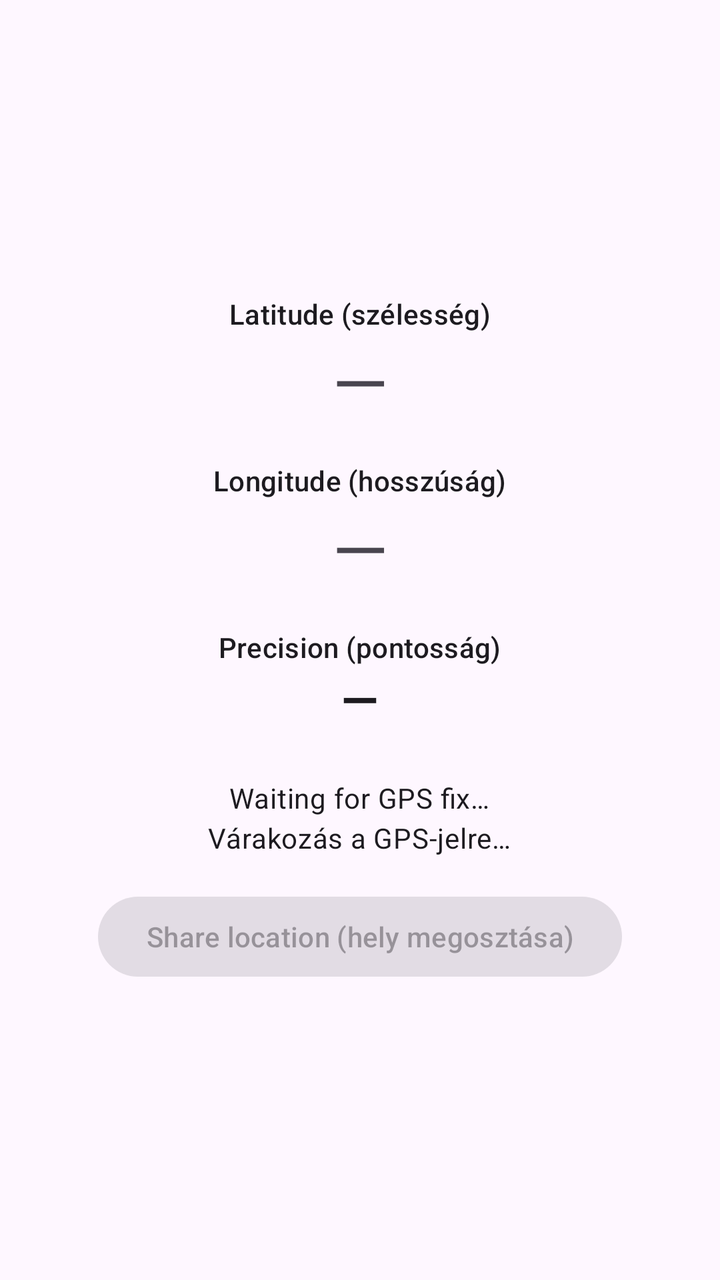
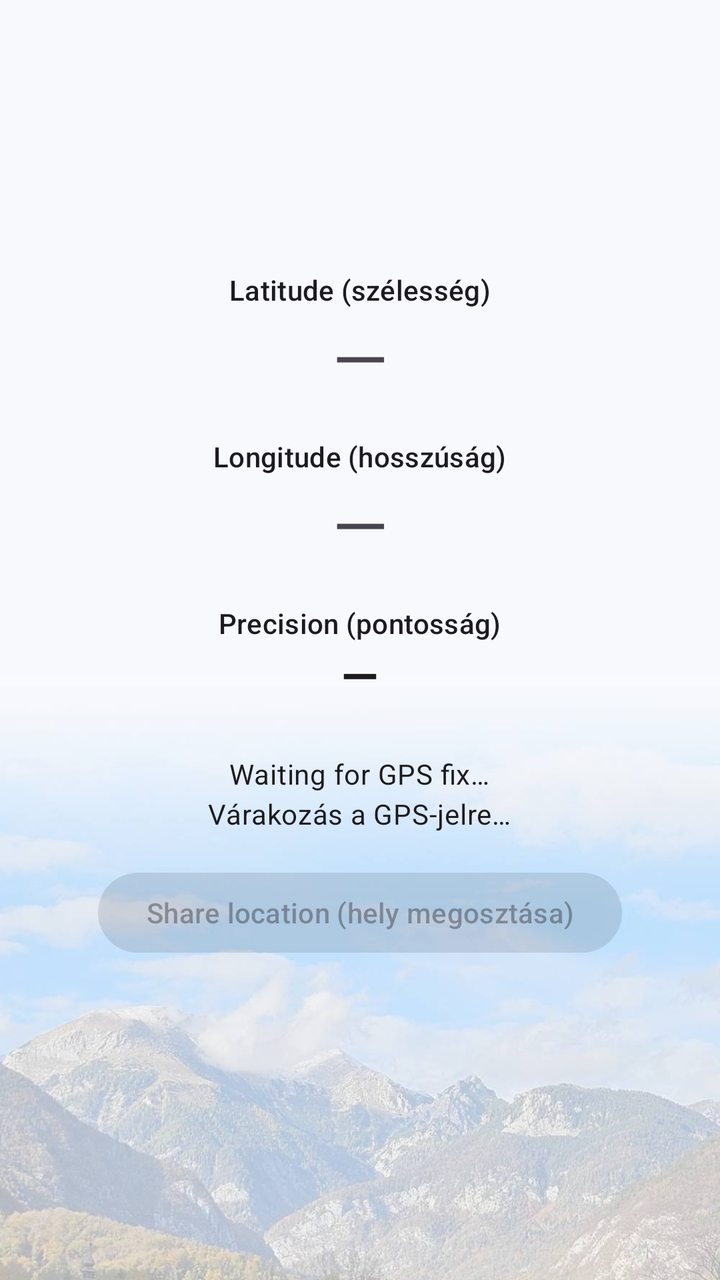

The first picture is an Android layout as it rendered before a commit; the second is the same layout after the commit. The layout source and the unified diff follow.
<!-- AndroidManifest.xml: application theme Theme.MyLocation -->
<!-- res/layout/activity_main.xml -->
<?xml version="1.0" encoding="utf-8"?>
<FrameLayout xmlns:android="http://schemas.android.com/apk/res/android"
    android:id="@+id/root"
    android:layout_width="match_parent"
    android:layout_height="match_parent">

    <LinearLayout
        android:layout_width="match_parent"
        android:layout_height="match_parent"
        android:gravity="center"
        android:orientation="vertical"
        android:padding="24dp">

        <TextView
            android:layout_width="wrap_content"
            android:layout_height="wrap_content"
            android:text="@string/latitude"
            android:textAppearance="?attr/textAppearanceLabelLarge" />

        <TextView
            android:id="@+id/latitudeText"
            android:layout_width="wrap_content"
            android:layout_height="wrap_content"
            android:layout_marginBottom="16dp"
            android:text="@string/no_value"
            android:textAppearance="?attr/textAppearanceDisplaySmall"
            android:textIsSelectable="true" />

        <TextView
            android:layout_width="wrap_content"
            android:layout_height="wrap_content"
            android:text="@string/longitude"
            android:textAppearance="?attr/textAppearanceLabelLarge" />

        <TextView
            android:id="@+id/longitudeText"
            android:layout_width="wrap_content"
            android:layout_height="wrap_content"
            android:layout_marginBottom="16dp"
            android:text="@string/no_value"
            android:textAppearance="?attr/textAppearanceDisplaySmall"
            android:textIsSelectable="true" />

        <TextView
            android:layout_width="wrap_content"
            android:layout_height="wrap_content"
            android:text="@string/precision"
            android:textAppearance="?attr/textAppearanceLabelLarge" />

        <TextView
            android:id="@+id/precisionText"
            android:layout_width="wrap_content"
            android:layout_height="wrap_content"
            android:layout_marginBottom="24dp"
            android:text="@string/no_value"
            android:textAppearance="?attr/textAppearanceHeadlineSmall"
            android:textStyle="bold" />

        <TextView
            android:id="@+id/statusText"
            android:layout_width="wrap_content"
            android:layout_height="wrap_content"
            android:layout_marginBottom="16dp"
            android:gravity="center"
            android:text="@string/status_waiting"
            android:textAppearance="?attr/textAppearanceBodyMedium" />

        <Button
            android:id="@+id/enableLocationButton"
            style="@style/Widget.Material3.Button.OutlinedButton"
            android:layout_width="wrap_content"
            android:layout_height="wrap_content"
            android:layout_marginBottom="8dp"
            android:text="@string/enable_location"
            android:visibility="gone" />

        <Button
            android:id="@+id/shareButton"
            android:layout_width="wrap_content"
            android:layout_height="wrap_content"
            android:enabled="false"
            android:text="@string/share" />

    </LinearLayout>

    <TextView
        android:id="@+id/versionText"
        android:layout_width="wrap_content"
        android:layout_height="wrap_content"
        android:layout_gravity="bottom|end"
        android:background="?attr/selectableItemBackground"
        android:padding="12dp"
        android:textAppearance="?attr/textAppearanceBodySmall"
        android:textColor="?android:attr/textColorSecondary" />

</FrameLayout>
<!-- resources referenced by this layout -->
<resources>
  <string name="enable_location">Enable location (helymeghatározás bekapcsolása)</string>
  <string name="latitude">Latitude (szélesség)</string>
  <string name="longitude">Longitude (hosszúság)</string>
  <string name="no_value">—</string>
  <string name="precision">Precision (pontosság)</string>
  <string name="share">Share location (hely megosztása)</string>
  <string name="status_waiting">Waiting for GPS fix…\nVárakozás a GPS-jelre…</string>
  <style name="Theme.MyLocation" parent="Theme.Material3.DayNight.NoActionBar" />
</resources>

<!-- the commit's change to res/layout/activity_main.xml (unified diff, before → after) -->
@@ -2,95 +2,123 @@
 <FrameLayout xmlns:android="http://schemas.android.com/apk/res/android"
     android:id="@+id/root"
     android:layout_width="match_parent"
-    android:layout_height="match_parent">
+    android:layout_height="match_parent"
+    android:background="@color/main_background">
 
-    <LinearLayout
+    
+    <ImageView
         android:layout_width="match_parent"
-        android:layout_height="match_parent"
-        android:gravity="center"
-        android:orientation="vertical"
-        android:padding="24dp">
+        android:layout_height="wrap_content"
+        android:layout_gravity="bottom"
+        android:adjustViewBounds="true"
+        android:importantForAccessibility="no"
+        android:scaleType="centerCrop"
+        android:src="@drawable/bg_main_mountains" />
+
+    <FrameLayout
+        android:id="@+id/contentFrame"
+        android:layout_width="match_parent"
+        android:layout_height="match_parent">
+
+        
+        <ScrollView
+            android:layout_width="match_parent"
+            android:layout_height="match_parent"
+            android:fillViewport="true">
+
+            <LinearLayout
+                android:layout_width="match_parent"
+                android:layout_height="wrap_content"
+                android:gravity="center"
+                android:orientation="vertical"
+                android:paddingHorizontal="24dp"
+                android:paddingTop="24dp"
+                android:paddingBottom="48dp">
+
+                <TextView
+                    android:layout_width="wrap_content"
+                    android:layout_height="wrap_content"
+                    android:text="@string/latitude"
+                    android:textAppearance="?attr/textAppearanceLabelLarge" />
+
+                <TextView
+                    android:id="@+id/latitudeText"
+                    android:layout_width="wrap_content"
+                    android:layout_height="wrap_content"
+                    android:layout_marginBottom="16dp"
+                    android:text="@string/no_value"
+                    android:textAppearance="?attr/textAppearanceDisplaySmall"
+                    android:textIsSelectable="true" />
+
+                <TextView
+                    android:layout_width="wrap_content"
+                    android:layout_height="wrap_content"
+                    android:text="@string/longitude"
+                    android:textAppearance="?attr/textAppearanceLabelLarge" />
+
+                <TextView
+                    android:id="@+id/longitudeText"
+                    android:layout_width="wrap_content"
+                    android:layout_height="wrap_content"
+                    android:layout_marginBottom="16dp"
+                    android:text="@string/no_value"
+                    android:textAppearance="?attr/textAppearanceDisplaySmall"
+                    android:textIsSelectable="true" />
+
+                <TextView
+                    android:layout_width="wrap_content"
+                    android:layout_height="wrap_content"
+                    android:text="@string/precision"
+                    android:textAppearance="?attr/textAppearanceLabelLarge" />
+
+                <TextView
+                    android:id="@+id/precisionText"
+                    android:layout_width="wrap_content"
+                    android:layout_height="wrap_content"
+                    android:layout_marginBottom="24dp"
+                    android:text="@string/no_value"
+                    android:textAppearance="?attr/textAppearanceHeadlineSmall"
+                    android:textStyle="bold" />
+
+                <TextView
+                    android:id="@+id/statusText"
+                    android:layout_width="wrap_content"
+                    android:layout_height="wrap_content"
+                    android:layout_marginBottom="16dp"
+                    android:gravity="center"
+                    android:text="@string/status_waiting"
+                    android:textAppearance="?attr/textAppearanceBodyMedium" />
+
+                <Button
+                    android:id="@+id/enableLocationButton"
+                    style="@style/Widget.Material3.Button.OutlinedButton"
+                    android:layout_width="wrap_content"
+                    android:layout_height="wrap_content"
+                    android:layout_marginBottom="8dp"
+                    android:text="@string/enable_location"
+                    android:visibility="gone" />
+
+                <Button
+                    android:id="@+id/shareButton"
+                    android:layout_width="wrap_content"
+                    android:layout_height="wrap_content"
+                    android:enabled="false"
+                    android:text="@string/share" />
+
+            </LinearLayout>
+
+        </ScrollView>
 
         <TextView
+            android:id="@+id/versionText"
             android:layout_width="wrap_content"
             android:layout_height="wrap_content"
-            android:text="@string/latitude"
-            android:textAppearance="?attr/textAppearanceLabelLarge" />
+            android:layout_gravity="bottom|end"
+            android:background="?attr/selectableItemBackground"
+            android:padding="12dp"
+            android:textAppearance="?attr/textAppearanceBodySmall"
+            android:textColor="?android:attr/textColorSecondary" />
 
-        <TextView
-            android:id="@+id/latitudeText"
-            android:layout_width="wrap_content"
-            android:layout_height="wrap_content"
-            android:layout_marginBottom="16dp"
-            android:text="@string/no_value"
-            android:textAppearance="?attr/textAppearanceDisplaySmall"
-            android:textIsSelectable="true" />
-
-        <TextView
-            android:layout_width="wrap_content"
-            android:layout_height="wrap_content"
-            android:text="@string/longitude"
-            android:textAppearance="?attr/textAppearanceLabelLarge" />
-
-        <TextView
-            android:id="@+id/longitudeText"
-            android:layout_width="wrap_content"
-            android:layout_height="wrap_content"
-            android:layout_marginBottom="16dp"
-            android:text="@string/no_value"
-            android:textAppearance="?attr/textAppearanceDisplaySmall"
-            android:textIsSelectable="true" />
-
-        <TextView
-            android:layout_width="wrap_content"
-            android:layout_height="wrap_content"
-            android:text="@string/precision"
-            android:textAppearance="?attr/textAppearanceLabelLarge" />
-
-        <TextView
-            android:id="@+id/precisionText"
-            android:layout_width="wrap_content"
-            android:layout_height="wrap_content"
-            android:layout_marginBottom="24dp"
-            android:text="@string/no_value"
-            android:textAppearance="?attr/textAppearanceHeadlineSmall"
-            android:textStyle="bold" />
-
-        <TextView
-            android:id="@+id/statusText"
-            android:layout_width="wrap_content"
-            android:layout_height="wrap_content"
-            android:layout_marginBottom="16dp"
-            android:gravity="center"
-            android:text="@string/status_waiting"
-            android:textAppearance="?attr/textAppearanceBodyMedium" />
-
-        <Button
-            android:id="@+id/enableLocationButton"
-            style="@style/Widget.Material3.Button.OutlinedButton"
-            android:layout_width="wrap_content"
-            android:layout_height="wrap_content"
-            android:layout_marginBottom="8dp"
-            android:text="@string/enable_location"
-            android:visibility="gone" />
-
-        <Button
-            android:id="@+id/shareButton"
-            android:layout_width="wrap_content"
-            android:layout_height="wrap_content"
-            android:enabled="false"
-            android:text="@string/share" />
-
-    </LinearLayout>
-
-    <TextView
-        android:id="@+id/versionText"
-        android:layout_width="wrap_content"
-        android:layout_height="wrap_content"
-        android:layout_gravity="bottom|end"
-        android:background="?attr/selectableItemBackground"
-        android:padding="12dp"
-        android:textAppearance="?attr/textAppearanceBodySmall"
-        android:textColor="?android:attr/textColorSecondary" />
+    </FrameLayout>
 
 </FrameLayout>
<!-- resource entries referenced after the edit -->
@@ -1,5 +1,7 @@
 <!-- resources referenced by this layout -->
 <resources>
+  <color name="main_background">#F7F9FC</color>
+  <!-- drawable bg_main_mountains: jpg bitmap (drawable-night-nodpi, 45942 bytes) -->
   <string name="enable_location">Enable location (helymeghatározás bekapcsolása)</string>
   <string name="latitude">Latitude (szélesség)</string>
   <string name="longitude">Longitude (hosszúság)</string>
